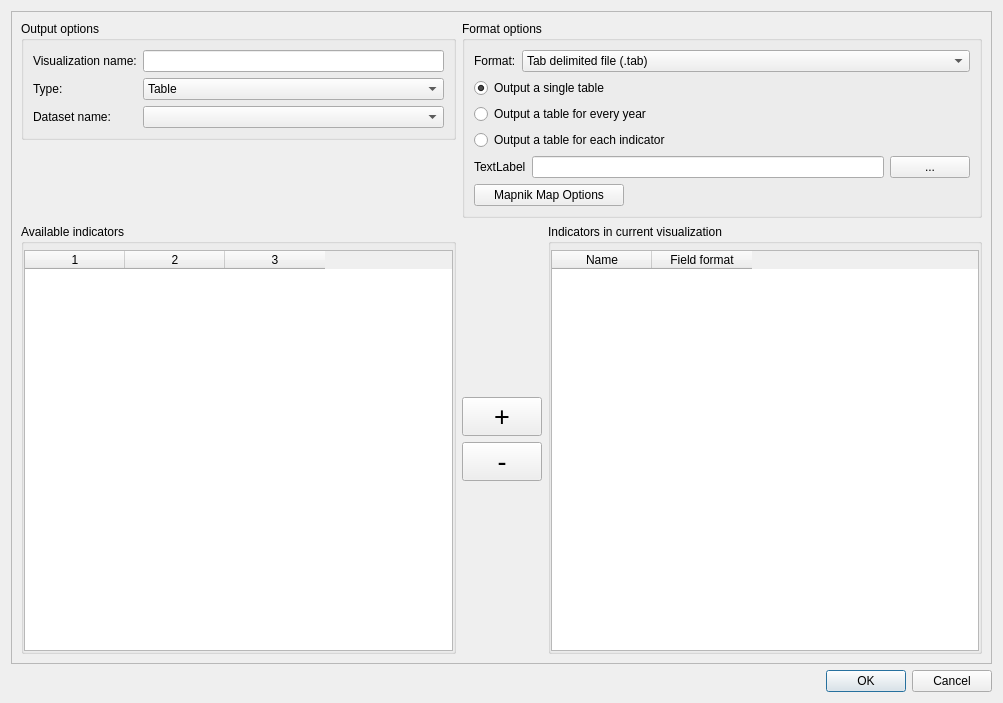
Above: opus_gui/results_manager/views/configure_batch_indicator_visualization.ui from psrc/urbansim before the change. Below: the same form after it.
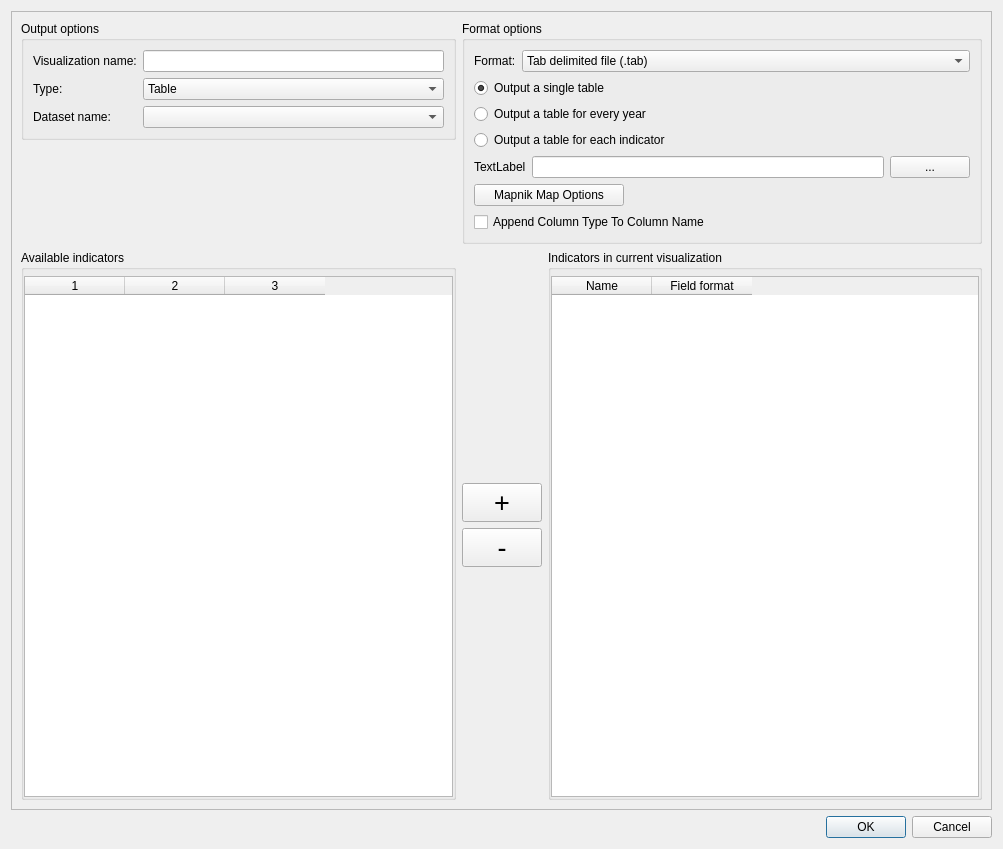
That is the form after the change.

Commit message: Small bug fix in indicator batch visualization gui, and a small new feature to make appending column type information to .tab files optional on export of visualization.

What changed in the file:
```diff
--- a/opus_gui/results_manager/views/configure_batch_indicator_visualization.ui
+++ b/opus_gui/results_manager/views/configure_batch_indicator_visualization.ui
@@ -1,12 +1,12 @@
 <ui version="4.0" >
  <class>dlgConfigureBatchIndicatorVisualization</class>
- <widget class="QDialog" name="dlgConfigureBatchIndicatorVisualization" >
-  <property name="geometry" >
+ <widget class="QDialog" name="dlgConfigureBatchIndicatorVisualization">
+  <property name="geometry">
    <rect>
     <x>0</x>
     <y>0</y>
     <width>1003</width>
-    <height>703</height>
+    <height>849</height>
    </rect>
   </property>
   <property name="sizePolicy" >
@@ -281,77 +281,11 @@
            </property>
           </widget>
          </item>
-        </layout>
-       </widget>
-      </item>
-      <item row="2" column="0" >
-       <widget class="QGroupBox" name="groupBox_2" >
-        <property name="title" >
-         <string>Available indicators</string>
-        </property>
-        <property name="flat" >
-         <bool>true</bool>
-        </property>
-        <layout class="QGridLayout" name="gridLayout_4" >
-         <property name="leftMargin" >
-          <number>0</number>
-         </property>
-         <property name="topMargin" >
-          <number>6</number>
-         </property>
-         <property name="rightMargin" >
-          <number>0</number>
-         </property>
-         <property name="bottomMargin" >
-          <number>0</number>
-         </property>
-         <property name="spacing" >
-          <number>0</number>
-         </property>
-         <item row="0" column="0" >
-          <widget class="QTableWidget" name="twAvailableIndicators" >
-           <property name="sizePolicy" >
-            <sizepolicy vsizetype="Expanding" hsizetype="Expanding" >
-             <horstretch>37</horstretch>
-             <verstretch>0</verstretch>
-            </sizepolicy>
+         <item row="6" column="0">
+          <widget class="QCheckBox" name="appendTypeCheckBox">
+           <property name="text">
+            <string>Append Column Type To Column Name</string>
            </property>
-           <property name="minimumSize" >
-            <size>
-             <width>200</width>
-             <height>0</height>
-            </size>
-           </property>
-           <property name="editTriggers" >
-            <set>QAbstractItemView::NoEditTriggers</set>
-           </property>
-           <property name="dragDropOverwriteMode" >
-            <bool>false</bool>
-           </property>
-           <property name="alternatingRowColors" >
-            <bool>true</bool>
-           </property>
-           <property name="selectionMode" >
-            <enum>QAbstractItemView::ExtendedSelection</enum>
-           </property>
-           <property name="selectionBehavior" >
-            <enum>QAbstractItemView::SelectRows</enum>
-           </property>
-           <property name="textElideMode" >
-            <enum>Qt::ElideRight</enum>
-           </property>
-           <property name="showGrid" >
-            <bool>true</bool>
-           </property>
-           <property name="sortingEnabled" >
-            <bool>false</bool>
-           </property>
-           <property name="columnCount" >
-            <number>3</number>
-           </property>
-           <column/>
-           <column/>
-           <column/>
           </widget>
          </item>
         </layout>
@@ -506,6 +440,79 @@
         </layout>
        </widget>
       </item>
+      <item row="2" column="0">
+       <widget class="QGroupBox" name="groupBox_2">
+        <property name="title">
+         <string>Available indicators</string>
+        </property>
+        <property name="flat">
+         <bool>true</bool>
+        </property>
+        <layout class="QGridLayout" name="gridLayout_4">
+         <property name="leftMargin">
+          <number>0</number>
+         </property>
+         <property name="topMargin">
+          <number>6</number>
+         </property>
+         <property name="rightMargin">
+          <number>0</number>
+         </property>
+         <property name="bottomMargin">
+          <number>0</number>
+         </property>
+         <property name="spacing">
+          <number>0</number>
+         </property>
+         <item row="0" column="0">
+          <widget class="QTableWidget" name="twAvailableIndicators">
+           <property name="sizePolicy">
+            <sizepolicy hsizetype="Expanding" vsizetype="Expanding">
+             <horstretch>37</horstretch>
+             <verstretch>0</verstretch>
+            </sizepolicy>
+           </property>
+           <property name="minimumSize">
+            <size>
+             <width>200</width>
+             <height>0</height>
+            </size>
+           </property>
+           <property name="editTriggers">
+            <set>QAbstractItemView::NoEditTriggers</set>
+           </property>
+           <property name="dragDropOverwriteMode">
+            <bool>false</bool>
+           </property>
+           <property name="alternatingRowColors">
+            <bool>true</bool>
+           </property>
+           <property name="selectionMode">
+            <enum>QAbstractItemView::ExtendedSelection</enum>
+           </property>
+           <property name="selectionBehavior">
+            <enum>QAbstractItemView::SelectRows</enum>
+           </property>
+           <property name="textElideMode">
+            <enum>Qt::ElideRight</enum>
+           </property>
+           <property name="showGrid">
+            <bool>true</bool>
+           </property>
+           <property name="sortingEnabled">
+            <bool>false</bool>
+           </property>
+           <property name="columnCount">
+            <number>3</number>
+           </property>
+           <column/>
+           <column/>
+           <column/>
+          </widget>
+         </item>
+        </layout>
+       </widget>
+      </item>
      </layout>
     </widget>
    </item>
```
Left out of the diff: 291 changed lines with no effect on the pictures. The commit also changes 6 other files.
